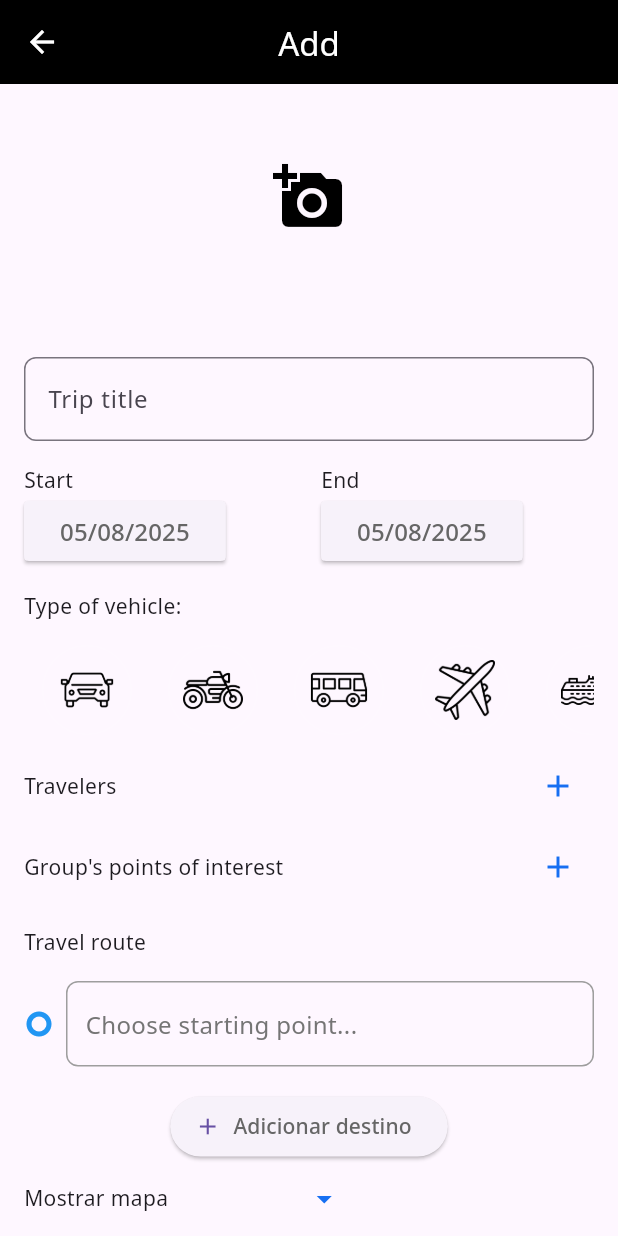
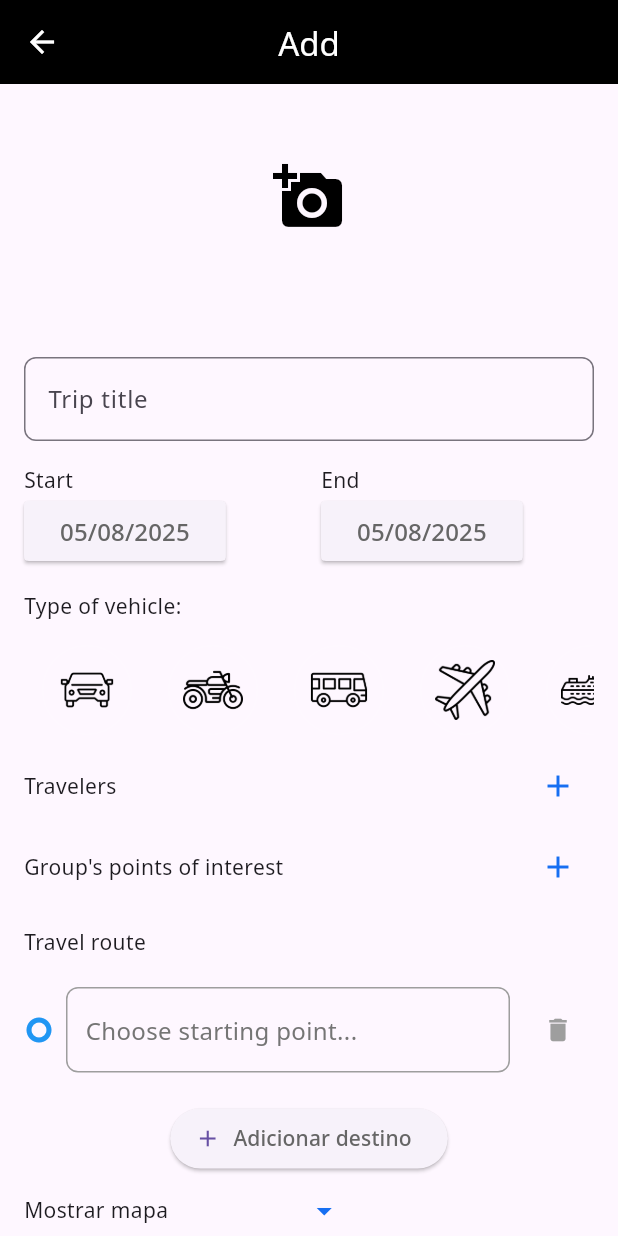
Before and after one commit to Siiki-89/my_travels, a Flutter app: the CreateTravelPage screen opened by its route, on a phone screen of 412 x 824 dp. Run offline on Flutter 3.47's test engine with Material 3 defaults, Android fonts, the phone set to English and light mode, and no system bars; our stand-ins replace flutter_dotenv, geolocator, google_fonts, google_maps_flutter, image_cropper, image_picker and 2 more; missing offline and left inert: flutter_polyline_points; accounts and stored records are empty.

Commit message:
changing create_travel

```diff
--- a/my_travels/lib/l10n/app_en.arb
+++ b/my_travels/lib/l10n/app_en.arb
@@ -47,6 +47,7 @@
   "travelAddTrip" : "Travel route",
   "travelAddStartintPoint": "Choose starting point...",
   "travelAddFinalPoint": "Inform the destination ",
+  "travelAddDecriptionText" : "What will you do here?",
   "travelAddTypeInterest": "Group's points of interest",
   "experienceTitle" : "Choose interests",
   "experiencePark": "Park",
--- a/my_travels/lib/l10n/app_es.arb
+++ b/my_travels/lib/l10n/app_es.arb
@@ -47,6 +47,7 @@
   "travelAddTrip" : "Ruta de viaje",
   "travelAddStartintPoint": "Elegir punto de partida...",
   "travelAddFinalPoint": "informar el destino ",
+  "travelAddDecriptionText" : "¿Qué harás aquí?",
   "travelAddTypeInterest": "Puntos de interés del grupo",
   "experienceTitle" : "Elige intereses",
   "experiencePark": "Parque",
--- a/my_travels/lib/l10n/app_localizations.dart
+++ b/my_travels/lib/l10n/app_localizations.dart
@@ -337,6 +337,12 @@ abstract class AppLocalizations {
   /// **'Inform the destination '**
   String get travelAddFinalPoint;
 
+  /// No description provided for @travelAddDecriptionText.
+  ///
+  /// In en, this message translates to:
+  /// **'What will you do here?'**
+  String get travelAddDecriptionText;
+
   /// No description provided for @travelAddTypeInterest.
   ///
   /// In en, this message translates to:
--- a/my_travels/lib/l10n/app_localizations_en.dart
+++ b/my_travels/lib/l10n/app_localizations_en.dart
@@ -131,6 +131,9 @@ class AppLocalizationsEn extends AppLocalizations {
   String get travelAddFinalPoint => 'Inform the destination ';
 
   @override
+  String get travelAddDecriptionText => 'What will you do here?';
+
+  @override
   String get travelAddTypeInterest => 'Group\'s points of interest';
 
   @override
--- a/my_travels/lib/l10n/app_localizations_es.dart
+++ b/my_travels/lib/l10n/app_localizations_es.dart
@@ -131,6 +131,9 @@ class AppLocalizationsEs extends AppLocalizations {
   String get travelAddFinalPoint => 'informar el destino ';
 
   @override
+  String get travelAddDecriptionText => '¿Qué harás aquí?';
+
+  @override
   String get travelAddTypeInterest => 'Puntos de interés del grupo';
 
   @override
--- a/my_travels/lib/l10n/app_localizations_pt.dart
+++ b/my_travels/lib/l10n/app_localizations_pt.dart
@@ -131,6 +131,9 @@ class AppLocalizationsPt extends AppLocalizations {
   String get travelAddFinalPoint => 'Informe o destino ';
 
   @override
+  String get travelAddDecriptionText => 'O que fará aqui?';
+
+  @override
   String get travelAddTypeInterest => 'Pontos de interesse do grupo';
 
   @override
--- a/my_travels/lib/l10n/app_pt.arb
+++ b/my_travels/lib/l10n/app_pt.arb
@@ -47,6 +47,7 @@
   "travelAddTrip" : "Trajeto da viagem",
   "travelAddStartintPoint" : "Escolha ponto de partida...",
   "travelAddFinalPoint": "Informe o destino ",
+  "travelAddDecriptionText" : "O que fará aqui?",
   "travelAddTypeInterest" : "Pontos de interesse do grupo",
   "experienceTitle" : "Escolha os interesses",
   "experiencePark" : "Parque",
--- a/my_travels/lib/presentation/pages/create_travel_page.dart
+++ b/my_travels/lib/presentation/pages/create_travel_page.dart
@@ -37,12 +37,21 @@ class CreateTravelPage extends StatelessWidget {
                   InkWell(
                     child: Container(
                       child: providerTravel.coverImage == null
-                          ? const Icon(Icons.add_a_photo, size: 48, color: Colors.black)
+                          ? const Icon(
+                              Icons.add_a_photo,
+                              size: 48,
+                              color: Colors.black,
+                            )
                           : null,
-                      height: providerTravel.coverImage != null || providerTravel.coverImage == '' ? 300 : 150,
+                      height:
+                          providerTravel.coverImage != null ||
+                              providerTravel.coverImage == ''
+                          ? 300
+                          : 150,
                       width: double.infinity,
 
-                      decoration: providerTravel.coverImage != null ? BoxDecoration(
+                      decoration: providerTravel.coverImage != null
+                          ? BoxDecoration(
                               borderRadius: BorderRadius.vertical(
                                 bottom: Radius.circular(8),
                               ),
@@ -57,11 +66,14 @@ class CreateTravelPage extends StatelessWidget {
                               ],
                               image: providerTravel.coverImage != null
                                   ? DecorationImage(
-                                image: FileImage(providerTravel.coverImage!),
+                                      image: FileImage(
+                                        providerTravel.coverImage!,
+                                      ),
                                       fit: BoxFit.cover,
                                     )
                                   : null,
-                      ) : null
+                            )
+                          : null,
                     ),
                     onTap: () async {
                       await _cropImage(context, providerTravel);
@@ -274,15 +286,13 @@ class CreateTravelPage extends StatelessWidget {
                                         providerTravel.destinations[i];
                                     final bool isStartPoint = (i == 0);
 
-                                    return Column(
-                                      crossAxisAlignment:
-                                          CrossAxisAlignment.start,
+                                    return Padding(
+                                      padding: const EdgeInsets.symmetric(
+                                        vertical: 4,
+                                      ),
+                                      child: Row(
                                         children: [
-                                        if (!isStartPoint)
-                                          const Icon(Icons.more_vert, size: 20),
-
-                                        Row(
-                                          children: [
+                                          // Ícone de origem ou parada
                                           Icon(
                                             isStartPoint
                                                 ? Icons.trip_origin
@@ -293,6 +303,8 @@ class CreateTravelPage extends StatelessWidget {
                                             size: 20,
                                           ),
                                           const SizedBox(width: 8),
+
+                                          // Campo de busca expandido
                                           Expanded(
                                             child: PlaceSearchField(
                                               destination: destination,
@@ -302,9 +314,26 @@ class CreateTravelPage extends StatelessWidget {
                                                   : '${loc.travelAddFinalPoint} $i',
                                             ),
                                           ),
+
+                                          const SizedBox(width: 8),
+
+                                          // Botão de deletar (mostrado sempre)
+                                          IconButton(
+                                            onPressed: () {
+                                              providerTravel
+                                                  .removeDestinationById(
+                                                    destination.id,
+                                                  );
+                                            },
+                                            icon: const Icon(
+                                              Icons.delete,
+                                              color: Colors.grey,
+                                            ),
+                                            iconSize: 20,
+                                            tooltip: 'Remover destino',
+                                          ),
                                         ],
                                       ),
-                                      ],
                                     );
                                   },
                                 ),
--- a/my_travels/lib/presentation/styles/app_button_styles.dart
+++ b/my_travels/lib/presentation/styles/app_button_styles.dart
@@ -6,4 +6,14 @@ abstract class AppButtonStyles {
     padding: const EdgeInsets.symmetric(vertical: 14),
     shape: RoundedRectangleBorder(borderRadius: BorderRadius.circular(10)),
   );
+  static final ButtonStyle saveButtonStyle = ElevatedButton.styleFrom(
+    backgroundColor: Color(0xFF43AA8B),
+    padding: const EdgeInsets.symmetric(vertical: 14),
+    shape: RoundedRectangleBorder(borderRadius: BorderRadius.circular(10)),
+  );
+  static final ButtonStyle deleteButtonStyle = ElevatedButton.styleFrom(
+    backgroundColor: Color(0xFF9C3133),
+    padding: const EdgeInsets.symmetric(vertical: 14),
+    shape: RoundedRectangleBorder(borderRadius: BorderRadius.circular(10)),
+  );
 }
```
Also changed, not shown: my_travels/lib/presentation/widgets/place_search_field.dart (+54 -31 lines). Lines whose indentation alone changed are shown as unchanged.
